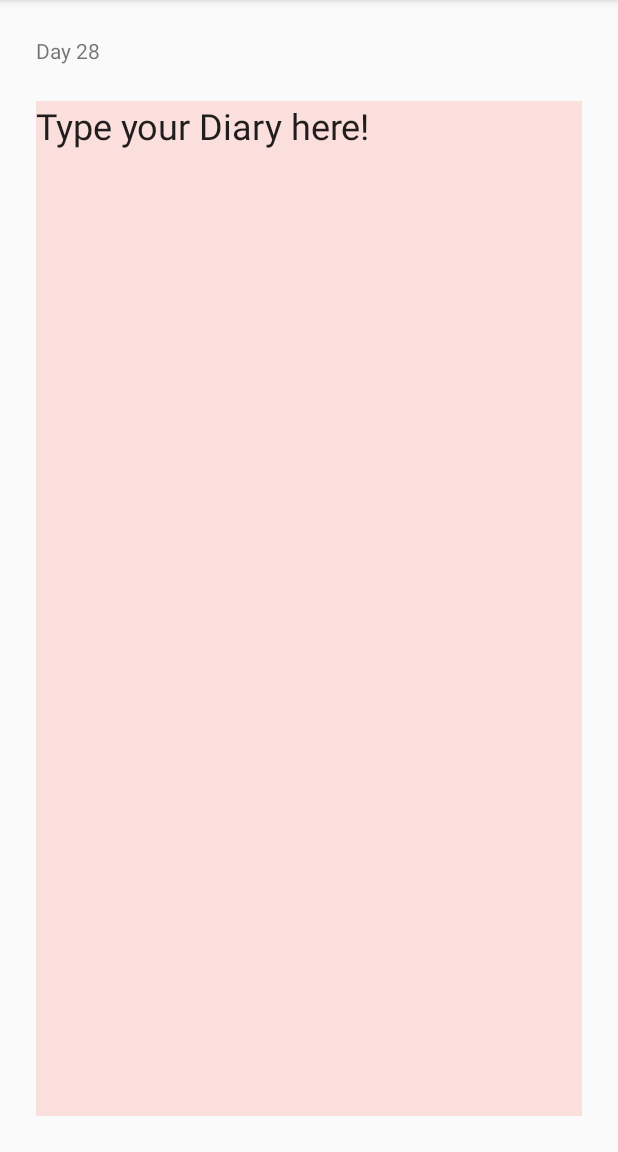
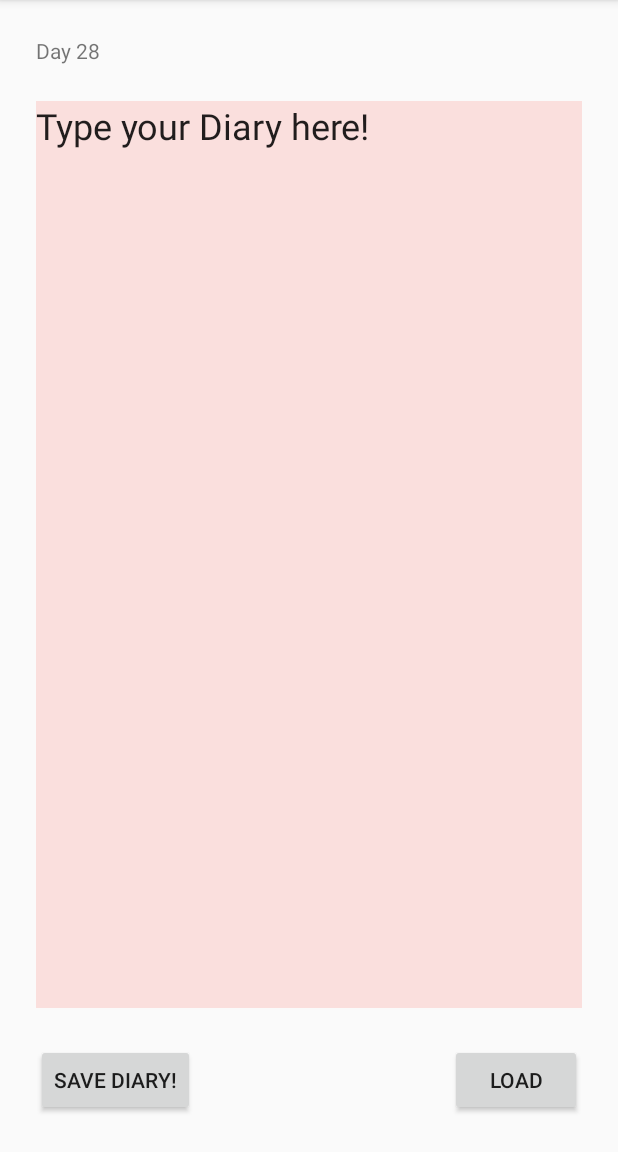
Before and after one commit to Salvist/MyDay, an Android app: the screen it shows after launch (MainActivity), on a phone screen of 412 x 824 dp, the part 84-1236 px from its top. Run offline under Robolectric (Android 15) with nearby library versions, the phone set to English and light mode, and no system bars; Roboto replaces fonts that are not available here.

Commit message:
Added Save and Load Feature

```diff
--- a/app/src/main/res/layout/activity_main.xml
+++ b/app/src/main/res/layout/activity_main.xml
@@ -20,10 +20,11 @@
         android:background="#26F44336"
         android:fontFamily="@font/grand_hotel"
         android:gravity="start"
+        android:inputType="text"
         android:scrollHorizontally="false"
         android:text="@string/diary"
         android:textSize="24sp"
-        app:layout_constraintBottom_toBottomOf="parent"
+        app:layout_constraintBottom_toTopOf="@+id/save"
         app:layout_constraintEnd_toEndOf="parent"
         app:layout_constraintStart_toStartOf="parent"
         app:layout_constraintTop_toBottomOf="@+id/dayIndicator" />
@@ -42,4 +43,28 @@
         app:layout_constraintStart_toStartOf="parent"
         app:layout_constraintTop_toTopOf="parent" />
 
+    <Button
+        android:id="@+id/save"
+        android:layout_width="wrap_content"
+        android:layout_height="0dp"
+        android:layout_marginStart="24dp"
+        android:layout_marginLeft="24dp"
+        android:layout_marginBottom="24dp"
+        android:text="@string/save"
+        android:onClick="save"
+        app:layout_constraintBottom_toBottomOf="parent"
+        app:layout_constraintStart_toStartOf="parent" />
+
+    <Button
+        android:id="@+id/load"
+        android:layout_width="wrap_content"
+        android:layout_height="wrap_content"
+        android:layout_marginEnd="24dp"
+        android:layout_marginRight="24dp"
+        android:layout_marginBottom="24dp"
+        android:text="@string/load"
+        android:onClick="load"
+        app:layout_constraintBottom_toBottomOf="parent"
+        app:layout_constraintEnd_toEndOf="parent" />
+
 </androidx.constraintlayout.widget.ConstraintLayout>
--- a/app/src/main/res/values/strings.xml
+++ b/app/src/main/res/values/strings.xml
@@ -1,4 +1,6 @@
 <resources>
     <string name="app_name">My Day</string>
     <string name="diary">Type your Diary here!</string>
+    <string name="save">Save Diary!</string>
+    <string name="load">Load</string>
 </resources>
```
Also changed, not shown: app/src/main/java/com/diary/myday/MainActivity.java (+69 -0 lines).
